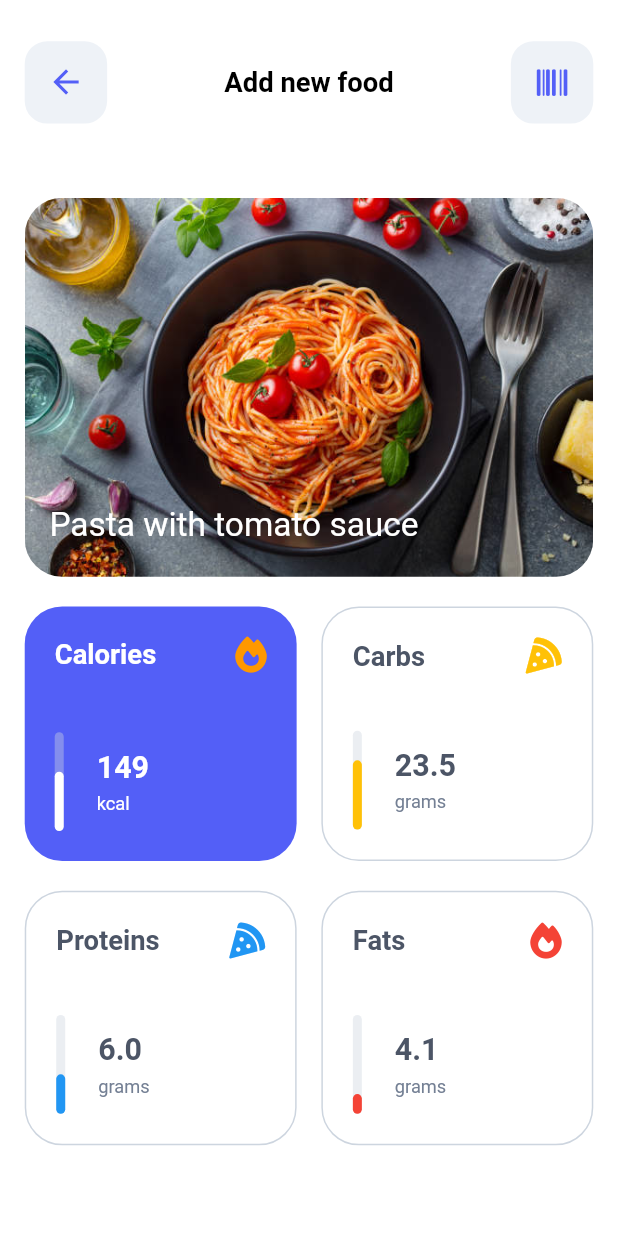
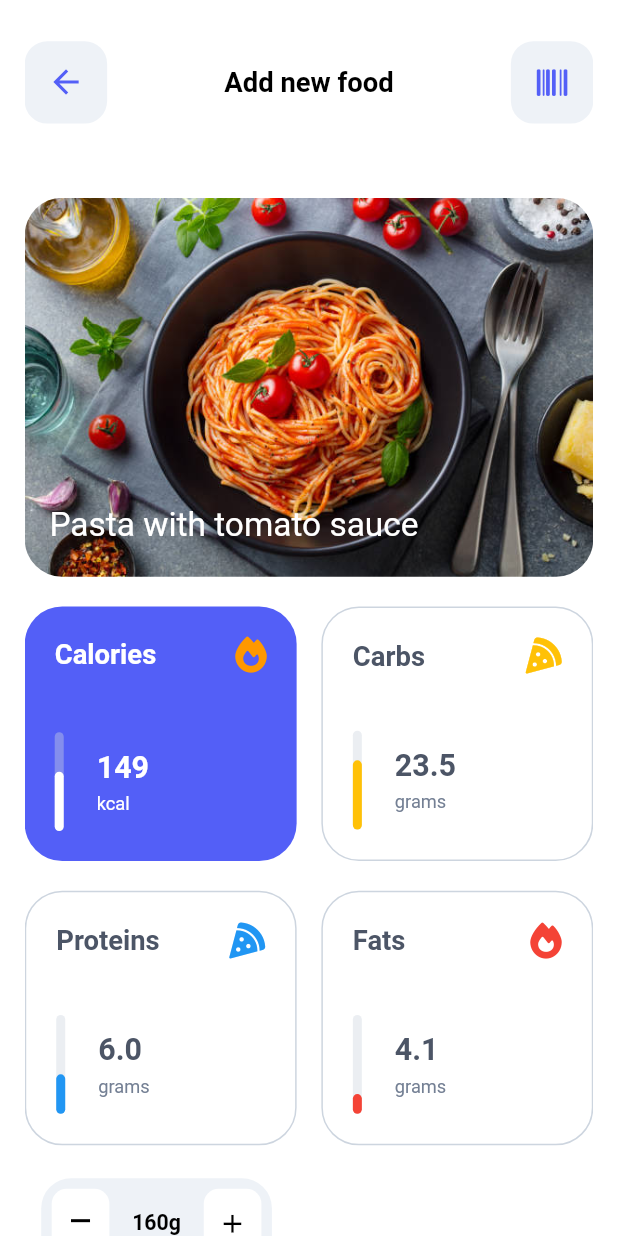
Before and after one commit to mahdinazmi/Flutter-Nutrition-UI, a Flutter app: the AddFoodBody screen opened directly, on a phone screen of 412 x 824 dp. Run offline on Flutter 3.47's test engine with Material 2 defaults, Android fonts, the phone set to English and light mode, and no system bars; drawn by our look-alikes of percent_indicator; our stand-ins replace dot_navigation_bar, flutter_screenutil, flutter_svg, font_awesome_flutter.

Commit message:
Implement Changing Amount

```diff
--- a/lib/screen/add-food/add-food-body.dart
+++ b/lib/screen/add-food/add-food-body.dart
@@ -2,6 +2,7 @@ import 'package:flutter/material.dart';
 import 'package:flutter_screenutil/flutter_screenutil.dart';
 import 'widget/appbar.dart';
 import 'widget/calorie-statistics.dart';
+import 'widget/change-amount.dart';
 import 'widget/food-image.dart';
 
 class AddFoodBody extends StatelessWidget {
@@ -21,7 +22,8 @@ class AddFoodBody extends StatelessWidget {
           children: const [
            AddFoodScreenAppBar(),
            FoodImage(),
-           CalorieStatistics()
+           CalorieStatistics(),
+           ChangeAmount()
           ],
         ),
       ),
--- /dev/null
+++ b/lib/screen/add-food/widget/change-amount.dart
@@ -0,0 +1,99 @@
+import 'package:flutter/material.dart';
+import 'package:flutter_screenutil/flutter_screenutil.dart';
+import 'package:nutrition/config/config.dart';
+
+class ChangeAmount extends StatefulWidget {
+  const ChangeAmount({
+    Key ? key
+  }): super(key: key);
+
+  @override
+  State < ChangeAmount > createState() => _ChangeAmountState();
+}
+
+class _ChangeAmountState extends State < ChangeAmount > {
+
+  int amount = 160;
+
+  @override
+  Widget build(BuildContext context) {
+    return Container(
+      height: 55. w,
+      margin: EdgeInsets.only(top: 20. w, bottom: 20. w, left: 10. w, right: 10. w),
+      //color: Colors.green,
+      child: Row(
+        children: [
+          Container(
+            height: 55. w,
+            width: 140. w,
+            padding: EdgeInsets.all(7),
+            decoration: BoxDecoration(
+              color: AppColors.colorTint200,
+              borderRadius: BorderRadius.circular(20)
+            ),
+            child: Row(
+              mainAxisAlignment: MainAxisAlignment.spaceBetween,
+              children: [
+                InkWell(
+                  onTap: () {
+                    setState(() {
+                      amount--;
+                    });
+                  },
+                  child: Container(
+                    width: 35. w,
+                    decoration: BoxDecoration(
+                      color: Colors.white,
+                      borderRadius: BorderRadius.circular(10)
+                    ),
+                    child: Column(
+                      children: [
+                        Icon(
+                          Icons.minimize,
+                          color: Colors.black,
+                          size: 25. sp,
+                        ),
+                      ],
+                    ),
+                  ),
+                ),
+                Text(
+                  amount.toString() + 'g',
+                  style: TextStyle(
+                    color: Colors.black,
+                    fontWeight: FontWeight.bold,
+                    fontSize: 14. sp,
+                  ),
+                ),
+                InkWell(
+                  onTap: () {
+                    setState(() {
+                      amount++;
+                    });
+                  },
+                  child: Container(
+                    width: 35. w,
+                    decoration: BoxDecoration(
+                      color: Colors.white,
+                      borderRadius: BorderRadius.circular(10)
+                    ),
+                    child: Column(
+                      mainAxisAlignment: MainAxisAlignment.center,
+                      children: [
+                        Icon(
+                          Icons.add,
+                          color: Colors.black,
+                          size: 20. sp,
+                        ),
+                      ],
+                    ),
+                  ),
+                ),
+              ],
+            ),
+          )
+        ],
+      ),
+    );
+  }
+}
```
